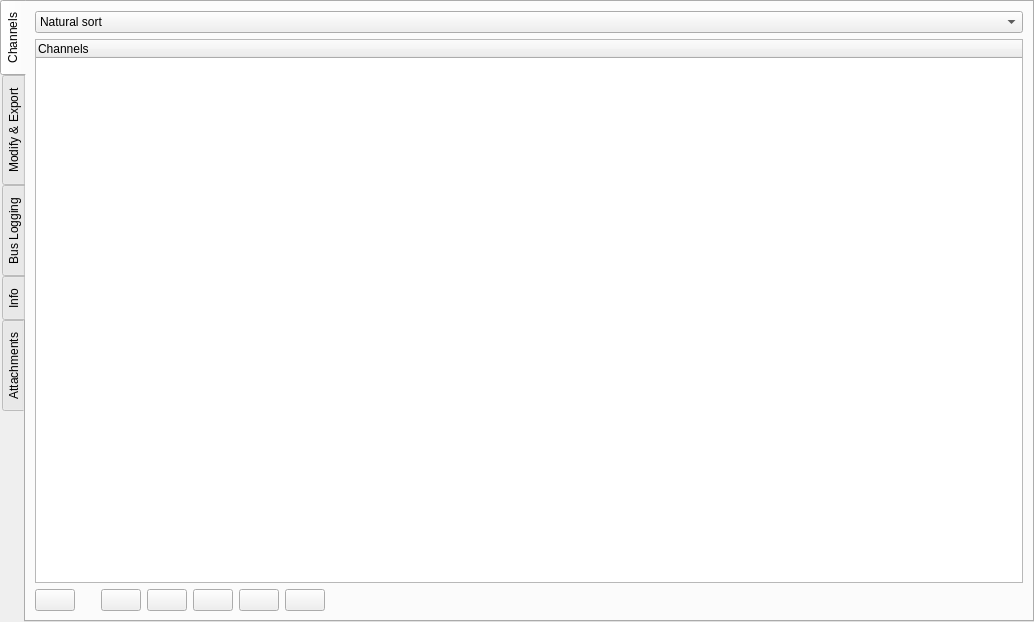
Before: the Qt Designer form src/asammdf/gui/ui/file_widget.ui in hayarobi/asammdf, drawn with Qt 5.
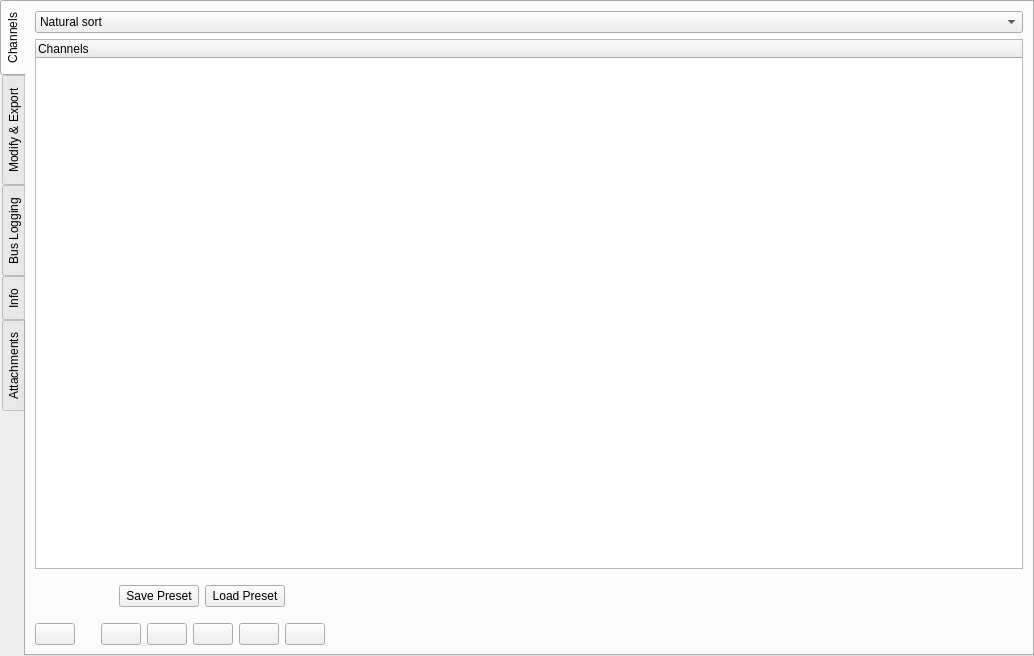
After: the same form once the commit is applied. Icons and pictures are not drawn. Custom widgets are drawn as their Qt base class.

```diff
--- a/src/asammdf/gui/ui/file_widget.ui
+++ b/src/asammdf/gui/ui/file_widget.ui
@@ -7,7 +7,7 @@
     <x>0</x>
     <y>0</y>
     <width>1034</width>
-    <height>622</height>
+    <height>656</height>
    </rect>
   </property>
   <property name="sizePolicy">
@@ -102,6 +102,59 @@
              </column>
             </widget>
            </item>
+           <item>
+            <layout class="QHBoxLayout" name="preset_layout">
+             <property name="topMargin">
+              <number>10</number>
+             </property>
+             <property name="bottomMargin">
+              <number>10</number>
+             </property>
+             <item>
+              <spacer name="horizontalSpacer_6">
+               <property name="orientation">
+                <enum>Qt::Horizontal</enum>
+               </property>
+               <property name="sizeType">
+                <enum>QSizePolicy::Fixed</enum>
+               </property>
+               <property name="sizeHint" stdset="0">
+                <size>
+                 <width>84</width>
+                 <height>20</height>
+                </size>
+               </property>
+              </spacer>
+             </item>
+             <item>
+              <widget class="QPushButton" name="save_preset_button">
+               <property name="text">
+                <string>Save Preset</string>
+               </property>
+              </widget>
+             </item>
+             <item>
+              <widget class="QPushButton" name="load_preset_button">
+               <property name="text">
+                <string>Load Preset</string>
+               </property>
+              </widget>
+             </item>
+             <item>
+              <spacer name="horizontalSpacer_7">
+               <property name="orientation">
+                <enum>Qt::Horizontal</enum>
+               </property>
+               <property name="sizeHint" stdset="0">
+                <size>
+                 <width>40</width>
+                 <height>20</height>
+                </size>
+               </property>
+              </spacer>
+             </item>
+            </layout>
+           </item>
            <item>
             <layout class="QHBoxLayout" name="buttons_layout">
              <item>
```
Left out of the diff: 8 changed lines with no effect on the pictures.
